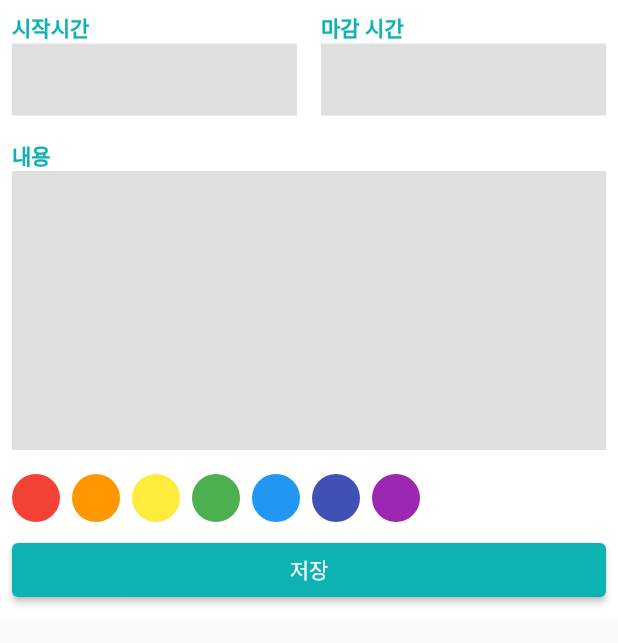
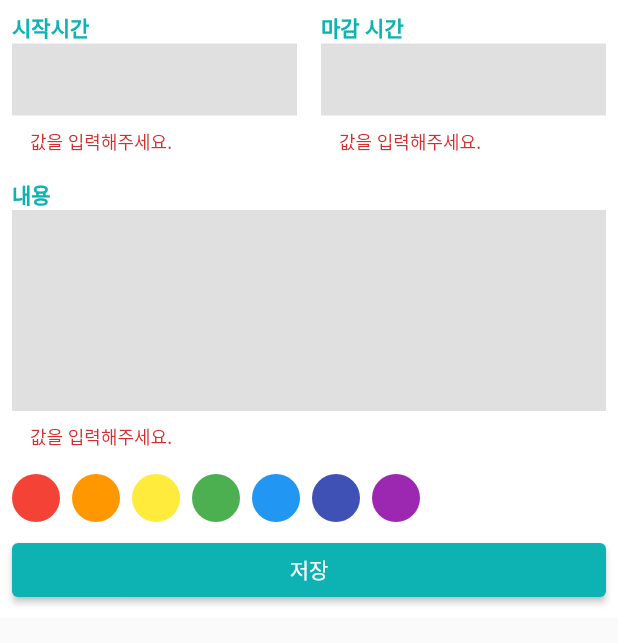
Before and after one commit to srang03/flutterInflearnStudy, a Flutter app: the ScheduleBottomSheet widget shown alone on an empty page, opened directly, after a tap on "저장", on a phone screen of 412 x 824 dp. Shown: the top 643 px of the screen. Run offline on Flutter 3.47's test engine with Material 2 defaults, Android fonts, the phone set to English and light mode, and no system bars; our stand-ins replace drift, geolocator, google_maps_flutter, image_picker, permission_handler, table_calendar and 1 more; missing offline and left inert: agora_rtc_engine; accounts and stored records are empty; generated files the repository leaves out were written again.

Commit message:
230630 flutter import

```diff
--- a/calendarschedule/lib/component/custom_text_field.dart
+++ b/calendarschedule/lib/component/custom_text_field.dart
@@ -28,7 +28,15 @@ class CustomTextField extends StatelessWidget {
     final textFieldColor = Colors.grey[300];
     final cursorColor = Colors.grey[500];
 
-    return TextField(
+    return TextFormField(
+      // Error가 없으면 null, Error가 있으면 오류 메시지를 리턴
+      validator: (String? value){
+       if(value == null || value.isEmpty){
+         return '값을 입력해주세요.';
+       }
+
+       return null;
+      },
       expands: !isTime,
       keyboardType: isTime ? TextInputType.datetime : TextInputType.multiline, // 모바일 앱 키보드 타입
       inputFormatters: isTime ? [FilteringTextInputFormatter.digitsOnly] : [], // 입력 가능한 데이터 포맷
--- a/calendarschedule/lib/component/new_schedule_bottom_sheet.dart
+++ b/calendarschedule/lib/component/schedule_bottom_sheet.dart
@@ -2,8 +2,15 @@ import 'package:calendarschedule/component/custom_text_field.dart';
 import 'package:calendarschedule/const/colors.dart';
 import 'package:flutter/material.dart';
 
-class ScheduleBottomSheet extends StatelessWidget {
+class ScheduleBottomSheet extends StatefulWidget {
   const ScheduleBottomSheet({Key? key}) : super(key: key);
+
+  @override
+  State<ScheduleBottomSheet> createState() => _ScheduleBottomSheetState();
+}
+
+class _ScheduleBottomSheetState extends State<ScheduleBottomSheet> {
+  final GlobalKey<FormState> formKey = GlobalKey();
 
   @override
   Widget build(BuildContext context) {
@@ -18,31 +25,44 @@ class ScheduleBottomSheet extends StatelessWidget {
           child: Container(
             color: Colors.white,
             height: MediaQuery.of(context).size.height / 2,
-            child: const Padding(
-              padding: EdgeInsets.all(8.0),
+            child: Padding(
+              padding: const EdgeInsets.all(8.0),
+              child: Form(
+                key: formKey,
                 child: Column(
                   crossAxisAlignment: CrossAxisAlignment.start,
                   children: [
                     _Time(),
-                  SizedBox(
+                     const SizedBox(
                       height: 16.0,
                     ),
                     _Content(),
-                  SizedBox(
+                    const SizedBox(
                       height: 16.0,
                     ),
                     _ColorPicker(),
-                  SizedBox(
+                    const SizedBox(
                       height: 8.0,
                     ),
-                  _SaveButton(),
+                    _SaveButton(onPressed: onSavePressed),
                   ],
                 ),
               ),
             ),
           ),
         ),
+      ),
     );
+  }
+
+  void onSavePressed(){
+    if(formKey.currentState == null) return; // formKey 생성했지만, form Widget과 결합을 하지 않았을 경우
+    if(formKey.currentState!.validate()) { // 모든 TextFormField에서 Validate() 함수 실행
+      print('에러가 없음');
+    }
+    else{
+      print('에러 발생');
+    }
   }
 }
 
@@ -64,8 +84,6 @@ class _Time extends StatelessWidget {
             child: CustomTextField(
           label: '마감 시간', isTime: true,
         )),
-
-
       ],
     );
   }
@@ -118,12 +136,15 @@ class _ColorPicker extends StatelessWidget {
 }
 
 class _SaveButton extends StatelessWidget {
-  const _SaveButton({Key? key}) : super(key: key);
+  final VoidCallback onPressed;
+  const _SaveButton({required this.onPressed,  Key? key}) : super(key: key);
 
   @override
   Widget build(BuildContext context) {
     return
      Row(
-         children: [Expanded(child: ElevatedButton(style: ElevatedButton.styleFrom(primary: PRIMARY_COLOR), onPressed: () {}, child: Text('저장'))), ]);
+         children: [Expanded(child: ElevatedButton(style: ElevatedButton.styleFrom(primary: PRIMARY_COLOR),
+             onPressed: onPressed,
+             child: const Text('저장'))), ]);
   }
 }
--- a/calendarschedule/lib/model/schedule.dart
+++ b/calendarschedule/lib/model/schedule.dart
@@ -1,6 +1,6 @@
 import 'package:drift/drift.dart';
 
-class Shedules extends Table {
+class Schedules extends Table {
   // PRIMARY KEY
 
   IntColumn get id => integer().autoIncrement()();
--- a/calendarschedule/lib/screen/home_screen.dart
+++ b/calendarschedule/lib/screen/home_screen.dart
@@ -1,4 +1,4 @@
-import 'package:calendarschedule/component/new_schedule_bottom_sheet.dart';
+import 'package:calendarschedule/component/schedule_bottom_sheet.dart';
 import 'package:calendarschedule/component/schedule_card.dart';
 import 'package:calendarschedule/component/today_banner.dart';
 import 'package:flutter/material.dart';
```
Also changed, not shown: calendarschedule/lib/database/drift_database.dart (added, +59 -0 lines), calendarschedule/lib/main.dart (+24 -0 lines), calendarschedule/lib/database/drift_database.g.dart (added). Lines whose indentation alone changed are shown as unchanged.
